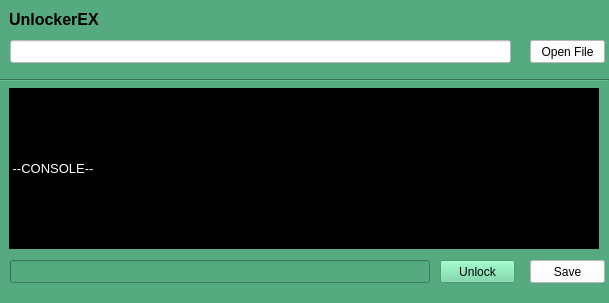
Old version of the form gui/gui.ui in the repository lucasmolinari/unlocker-EX.
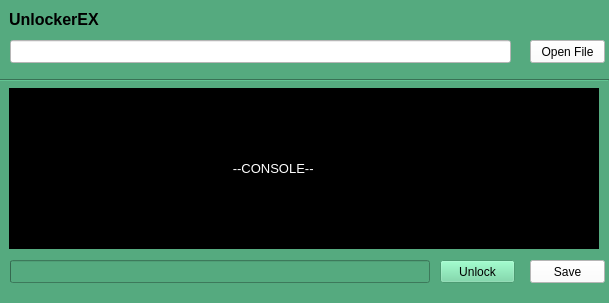
New version of the form.

```diff
--- a/gui/gui.ui
+++ b/gui/gui.ui
@@ -20,12 +20,20 @@
 <width>609</width>
 
 <height>303</height>
-
-</rect>
-
-</property>
-
-
+   </rect>
+  </property>
+  <property name="minimumSize">
+   <size>
+    <width>609</width>
+    <height>303</height>
+   </size>
+  </property>
+  <property name="maximumSize">
+   <size>
+    <width>609</width>
+    <height>303</height>
+   </size>
+  </property>
 <property name="windowTitle">
 
 <string>UnlockerEX</string>
@@ -373,17 +381,10 @@
 
 
 <property name="text">
-
-<string> --CONSOLE--</string>
-
-</property>
-
-</widget>
-
-
-<widget name="progressBar" class="QProgressBar">
-
-
+     <string>                                                              --CONSOLE--</string>
+    </property>
+   </widget>
+   <widget class="QProgressBar" name="progressBar">
 <property name="geometry">
 
 
```
Left out of the diff: 373 changed lines with no effect on the pictures. Lines whose indentation alone changed are shown as unchanged.
